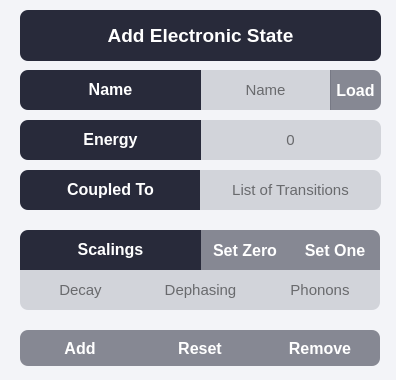
The window that add_electronic.ui (davidbauch/QDaCC-GUI) describes before a commit, drawn with Qt 5.
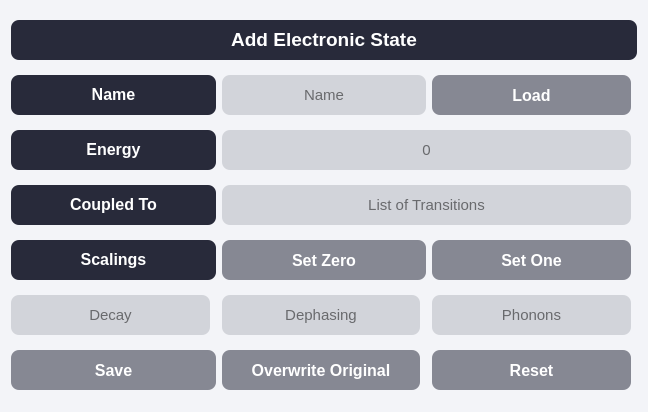
The same window after the commit.

Commit message: Added Layout, Added Loading and Saving

```diff
--- a/add_electronic.ui
+++ b/add_electronic.ui
@@ -6,8 +6,8 @@
    <rect>
     <x>0</x>
     <y>0</y>
-    <width>396</width>
-    <height>380</height>
+    <width>648</width>
+    <height>412</height>
    </rect>
   </property>
   <property name="windowTitle">
@@ -57,14 +57,54 @@
 QScrollBar::up-arrow:vertical, QScrollBar::down-arrow:vertical {background: none;}
 QScrollBar::add-page:vertical, QScrollBar::sub-page:vertical {background: none;}</string>
   </property>
+  <layout class="QGridLayout" name="gridLayout">
+   <item row="3" column="0" colspan="2">
+    <widget class="QLabel" name="label_11">
+     <property name="minimumSize">
+      <size>
+       <width>150</width>
+       <height>40</height>
+      </size>
+     </property>
+     <property name="text">
+      <string>&lt;html&gt;&lt;head/&gt;&lt;body&gt;&lt;p align=&quot;center&quot;&gt;&lt;span style=&quot; font-size:12pt; font-weight:700;&quot;&gt;Coupled To&lt;/span&gt;&lt;/p&gt;&lt;/body&gt;&lt;/html&gt;</string>
+     </property>
+    </widget>
+   </item>
+   <item row="5" column="0">
+    <widget class="QLineEdit" name="textinput_decay">
+     <property name="minimumSize">
+      <size>
+       <width>150</width>
+       <height>40</height>
+      </size>
+     </property>
+     <property name="font">
+      <font>
+       <pointsize>11</pointsize>
+      </font>
+     </property>
+     <property name="text">
+      <string/>
+     </property>
+     <property name="frame">
+      <bool>true</bool>
+     </property>
+     <property name="alignment">
+      <set>Qt::AlignCenter</set>
+     </property>
+     <property name="placeholderText">
+      <string>Decay</string>
+     </property>
+    </widget>
+   </item>
+   <item row="0" column="0" colspan="6">
   <widget class="QLabel" name="title">
-   <property name="geometry">
-    <rect>
-     <x>20</x>
-     <y>10</y>
-     <width>361</width>
-     <height>51</height>
-    </rect>
+     <property name="maximumSize">
+      <size>
+       <width>16777215</width>
+       <height>40</height>
+      </size>
    </property>
    <property name="frameShape">
     <enum>QFrame::NoFrame</enum>
@@ -76,207 +116,98 @@
     <string>&lt;html&gt;&lt;head/&gt;&lt;body&gt;&lt;p align=&quot;center&quot;&gt;&lt;span style=&quot; font-size:14pt; font-weight:700;&quot;&gt;Add Electronic State&lt;/span&gt;&lt;/p&gt;&lt;/body&gt;&lt;/html&gt;</string>
    </property>
   </widget>
-  <widget class="QLineEdit" name="textinput_name">
-   <property name="geometry">
-    <rect>
-     <x>200</x>
-     <y>70</y>
-     <width>131</width>
-     <height>40</height>
-    </rect>
-   </property>
-   <property name="font">
-    <font>
-     <pointsize>11</pointsize>
-    </font>
-   </property>
-   <property name="styleSheet">
-    <string notr="true">border-right-width: 0px; border-left-width: 0px; border-radius: 0px;</string>
-   </property>
-   <property name="text">
-    <string/>
-   </property>
-   <property name="frame">
-    <bool>true</bool>
-   </property>
-   <property name="alignment">
-    <set>Qt::AlignCenter</set>
-   </property>
-   <property name="placeholderText">
-    <string>Name</string>
-   </property>
-  </widget>
-  <widget class="QLabel" name="label_9">
-   <property name="geometry">
-    <rect>
-     <x>20</x>
-     <y>70</y>
-     <width>181</width>
-     <height>40</height>
-    </rect>
-   </property>
-   <property name="styleSheet">
-    <string notr="true">border-top-right-radius: 0px; border-bottom-right-radius: 0px; border-right-width: 0px;</string>
-   </property>
-   <property name="text">
-    <string>&lt;html&gt;&lt;head/&gt;&lt;body&gt;&lt;p align=&quot;center&quot;&gt;&lt;span style=&quot; font-size:12pt; font-weight:700;&quot;&gt;Name&lt;/span&gt;&lt;/p&gt;&lt;/body&gt;&lt;/html&gt;</string>
-   </property>
-  </widget>
-  <widget class="QLineEdit" name="textinput_energy">
-   <property name="geometry">
-    <rect>
-     <x>200</x>
-     <y>120</y>
-     <width>181</width>
-     <height>40</height>
-    </rect>
-   </property>
-   <property name="font">
-    <font>
-     <pointsize>11</pointsize>
-    </font>
-   </property>
-   <property name="styleSheet">
-    <string notr="true">border-top-left-radius: 0px; border-bottom-left-radius: 0px; border-left-width: 0px;</string>
-   </property>
-   <property name="text">
-    <string/>
-   </property>
-   <property name="frame">
-    <bool>true</bool>
-   </property>
-   <property name="alignment">
-    <set>Qt::AlignCenter</set>
-   </property>
-   <property name="placeholderText">
-    <string>0</string>
-   </property>
-  </widget>
-  <widget class="QLabel" name="label_10">
-   <property name="geometry">
-    <rect>
-     <x>20</x>
-     <y>120</y>
-     <width>181</width>
-     <height>40</height>
-    </rect>
-   </property>
-   <property name="styleSheet">
-    <string notr="true">border-top-right-radius: 0px; border-bottom-right-radius: 0px; border-right-width: 0px;</string>
-   </property>
-   <property name="text">
-    <string>&lt;html&gt;&lt;head/&gt;&lt;body&gt;&lt;p align=&quot;center&quot;&gt;&lt;span style=&quot; font-size:12pt; font-weight:700;&quot;&gt;Energy&lt;/span&gt;&lt;/p&gt;&lt;/body&gt;&lt;/html&gt;</string>
-   </property>
-  </widget>
-  <widget class="QLabel" name="label_11">
-   <property name="geometry">
-    <rect>
-     <x>20</x>
-     <y>170</y>
-     <width>181</width>
-     <height>40</height>
-    </rect>
-   </property>
-   <property name="styleSheet">
-    <string notr="true">border-top-right-radius: 0px; border-bottom-right-radius: 0px; border-right-width: 0px;</string>
-   </property>
-   <property name="text">
-    <string>&lt;html&gt;&lt;head/&gt;&lt;body&gt;&lt;p align=&quot;center&quot;&gt;&lt;span style=&quot; font-size:12pt; font-weight:700;&quot;&gt;Coupled To&lt;/span&gt;&lt;/p&gt;&lt;/body&gt;&lt;/html&gt;</string>
-   </property>
-  </widget>
-  <widget class="QLineEdit" name="textinput_transitions">
-   <property name="geometry">
-    <rect>
-     <x>200</x>
-     <y>170</y>
-     <width>181</width>
-     <height>40</height>
-    </rect>
-   </property>
-   <property name="font">
-    <font>
-     <pointsize>11</pointsize>
-    </font>
-   </property>
-   <property name="styleSheet">
-    <string notr="true">border-top-left-radius: 0px; border-bottom-left-radius: 0px; border-left-width: 0px;</string>
-   </property>
-   <property name="text">
-    <string/>
-   </property>
-   <property name="frame">
-    <bool>true</bool>
-   </property>
-   <property name="alignment">
-    <set>Qt::AlignCenter</set>
-   </property>
-   <property name="placeholderText">
-    <string>List of Transitions</string>
-   </property>
-  </widget>
+   </item>
+   <item row="4" column="0" colspan="2">
   <widget class="QLabel" name="label_12">
-   <property name="geometry">
-    <rect>
-     <x>20</x>
-     <y>230</y>
-     <width>181</width>
+     <property name="minimumSize">
+      <size>
+       <width>150</width>
      <height>40</height>
-    </rect>
-   </property>
-   <property name="styleSheet">
-    <string notr="true">border-top-right-radius: 0px; border-bottom-right-radius: 0px; border-right-width: 0px; border-bottom-left-radius: 0px; border-bottom-width: 0px</string>
+      </size>
    </property>
    <property name="text">
     <string>&lt;html&gt;&lt;head/&gt;&lt;body&gt;&lt;p align=&quot;center&quot;&gt;&lt;span style=&quot; font-size:12pt; font-weight:700;&quot;&gt;Scalings&lt;/span&gt;&lt;/p&gt;&lt;/body&gt;&lt;/html&gt;</string>
    </property>
   </widget>
-  <widget class="QLineEdit" name="textinput_phonons">
-   <property name="geometry">
-    <rect>
-     <x>260</x>
-     <y>270</y>
-     <width>120</width>
+   </item>
+   <item row="8" column="0" colspan="2">
+    <widget class="QPushButton" name="button_confirm">
+     <property name="minimumSize">
+      <size>
+       <width>150</width>
      <height>40</height>
-    </rect>
-   </property>
-   <property name="font">
-    <font>
-     <pointsize>11</pointsize>
-    </font>
-   </property>
-   <property name="styleSheet">
-    <string notr="true">border-top-left-radius: 0px; border-bottom-left-radius: 0px; border-left-width: 0px; border-top-right-radius: 0px;</string>
+      </size>
+     </property>
+     <property name="text">
+      <string>Save</string>
+     </property>
+    </widget>
+   </item>
+   <item row="2" column="0" colspan="2">
+    <widget class="QLabel" name="label_10">
+     <property name="minimumSize">
+      <size>
+       <width>150</width>
+       <height>40</height>
+      </size>
    </property>
    <property name="text">
-    <string/>
-   </property>
-   <property name="frame">
-    <bool>true</bool>
-   </property>
-   <property name="alignment">
-    <set>Qt::AlignCenter</set>
-   </property>
-   <property name="placeholderText">
-    <string>Phonons</string>
-   </property>
-  </widget>
+      <string>&lt;html&gt;&lt;head/&gt;&lt;body&gt;&lt;p align=&quot;center&quot;&gt;&lt;span style=&quot; font-size:12pt; font-weight:700;&quot;&gt;Energy&lt;/span&gt;&lt;/p&gt;&lt;/body&gt;&lt;/html&gt;</string>
+     </property>
+    </widget>
+   </item>
+   <item row="1" column="0" colspan="2">
+    <widget class="QLabel" name="label_9">
+     <property name="minimumSize">
+      <size>
+       <width>150</width>
+       <height>40</height>
+      </size>
+     </property>
+     <property name="text">
+      <string>&lt;html&gt;&lt;head/&gt;&lt;body&gt;&lt;p align=&quot;center&quot;&gt;&lt;span style=&quot; font-size:12pt; font-weight:700;&quot;&gt;Name&lt;/span&gt;&lt;/p&gt;&lt;/body&gt;&lt;/html&gt;</string>
+     </property>
+    </widget>
+   </item>
+   <item row="4" column="2" colspan="2">
+    <widget class="QPushButton" name="button_setzero">
+     <property name="minimumSize">
+      <size>
+       <width>150</width>
+       <height>40</height>
+      </size>
+     </property>
+     <property name="text">
+      <string>Set Zero</string>
+     </property>
+    </widget>
+   </item>
+   <item row="8" column="2">
+    <widget class="QPushButton" name="button_confirm_replace">
+     <property name="minimumSize">
+      <size>
+       <width>150</width>
+       <height>40</height>
+      </size>
+     </property>
+     <property name="text">
+      <string>Overwrite Original</string>
+     </property>
+    </widget>
+   </item>
+   <item row="5" column="2">
   <widget class="QLineEdit" name="textinput_dephasing">
-   <property name="geometry">
-    <rect>
-     <x>140</x>
-     <y>270</y>
-     <width>121</width>
+     <property name="minimumSize">
+      <size>
+       <width>150</width>
      <height>40</height>
-    </rect>
+      </size>
    </property>
    <property name="font">
     <font>
      <pointsize>11</pointsize>
     </font>
    </property>
-   <property name="styleSheet">
-    <string notr="true">border-right-width: 0px; border-left-width: 0px; border-radius: 0px;</string>
-   </property>
    <property name="text">
     <string/>
    </property>
@@ -290,23 +221,20 @@
     <string>Dephasing</string>
    </property>
   </widget>
-  <widget class="QLineEdit" name="textinput_decay">
-   <property name="geometry">
-    <rect>
-     <x>20</x>
-     <y>270</y>
-     <width>121</width>
+   </item>
+   <item row="5" column="4">
+    <widget class="QLineEdit" name="textinput_phonons">
+     <property name="minimumSize">
+      <size>
+       <width>150</width>
      <height>40</height>
-    </rect>
+      </size>
    </property>
    <property name="font">
     <font>
      <pointsize>11</pointsize>
     </font>
    </property>
-   <property name="styleSheet">
-    <string notr="true">border-top-right-radius: 0px; border-bottom-right-radius: 0px; border-right-width: 0px; border-top-left-radius: 0px;</string>
-   </property>
    <property name="text">
     <string/>
    </property>
@@ -317,108 +245,134 @@
     <set>Qt::AlignCenter</set>
    </property>
    <property name="placeholderText">
-    <string>Decay</string>
-   </property>
-  </widget>
-  <widget class="QPushButton" name="button_reset">
-   <property name="geometry">
-    <rect>
-     <x>140</x>
-     <y>330</y>
-     <width>120</width>
-     <height>36</height>
-    </rect>
-   </property>
-   <property name="styleSheet">
-    <string notr="true">border-right-width: 0px; border-left-width: 0px; border-radius: 0px;</string>
-   </property>
-   <property name="text">
-    <string>Reset</string>
-   </property>
-  </widget>
-  <widget class="QPushButton" name="button_confirm">
-   <property name="geometry">
-    <rect>
-     <x>20</x>
-     <y>330</y>
-     <width>120</width>
-     <height>36</height>
-    </rect>
-   </property>
-   <property name="styleSheet">
-    <string notr="true">border-top-right-radius: 0px; border-bottom-right-radius: 0px; border-right-width: 0px;</string>
-   </property>
-   <property name="text">
-    <string>Add</string>
-   </property>
-  </widget>
+      <string>Phonons</string>
+     </property>
+    </widget>
+   </item>
+   <item row="4" column="4">
   <widget class="QPushButton" name="button_setone">
-   <property name="geometry">
-    <rect>
-     <x>290</x>
-     <y>230</y>
-     <width>90</width>
+     <property name="minimumSize">
+      <size>
+       <width>150</width>
      <height>40</height>
-    </rect>
-   </property>
-   <property name="styleSheet">
-    <string notr="true">border-top-left-radius: 0px; border-bottom-left-radius: 0px; border-left-width: 0px; border-bottom-right-radius: 0px; border-bottom-width: 0px;</string>
+      </size>
    </property>
    <property name="text">
     <string>Set One</string>
    </property>
   </widget>
-  <widget class="QPushButton" name="button_remove">
-   <property name="geometry">
-    <rect>
-     <x>260</x>
-     <y>330</y>
-     <width>120</width>
-     <height>36</height>
-    </rect>
-   </property>
-   <property name="styleSheet">
-    <string notr="true">border-top-left-radius: 0px; border-bottom-left-radius: 0px; border-left-width: 0px;</string>
-   </property>
+   </item>
+   <item row="8" column="4">
+    <widget class="QPushButton" name="button_reset">
+     <property name="minimumSize">
+      <size>
+       <width>150</width>
+       <height>40</height>
+      </size>
+     </property>
+     <property name="text">
+      <string>Reset</string>
+     </property>
+    </widget>
+   </item>
+   <item row="3" column="2" colspan="3">
+    <widget class="QLineEdit" name="textinput_transitions">
+     <property name="minimumSize">
+      <size>
+       <width>150</width>
+       <height>40</height>
+      </size>
+     </property>
+     <property name="font">
+      <font>
+       <pointsize>11</pointsize>
+      </font>
+     </property>
    <property name="text">
-    <string>Remove</string>
-   </property>
-  </widget>
+      <string/>
+     </property>
+     <property name="frame">
+      <bool>true</bool>
+     </property>
+     <property name="alignment">
+      <set>Qt::AlignCenter</set>
+     </property>
+     <property name="placeholderText">
+      <string>List of Transitions</string>
+     </property>
+    </widget>
+   </item>
+   <item row="1" column="2" colspan="2">
+    <widget class="QLineEdit" name="textinput_name">
+     <property name="minimumSize">
+      <size>
+       <width>150</width>
+       <height>40</height>
+      </size>
+     </property>
+     <property name="font">
+      <font>
+       <pointsize>11</pointsize>
+      </font>
+     </property>
+     <property name="text">
+      <string/>
+     </property>
+     <property name="frame">
+      <bool>true</bool>
+     </property>
+     <property name="alignment">
+      <set>Qt::AlignCenter</set>
+     </property>
+     <property name="placeholderText">
+      <string>Name</string>
+     </property>
+    </widget>
+   </item>
+   <item row="2" column="2" colspan="3">
+    <widget class="QLineEdit" name="textinput_energy">
+     <property name="minimumSize">
+      <size>
+       <width>150</width>
+       <height>40</height>
+      </size>
+     </property>
+     <property name="font">
+      <font>
+       <pointsize>11</pointsize>
+      </font>
+     </property>
+     <property name="text">
+      <string/>
+     </property>
+     <property name="frame">
+      <bool>true</bool>
+     </property>
+     <property name="alignment">
+      <set>Qt::AlignCenter</set>
+     </property>
+     <property name="placeholderText">
+      <string>0</string>
+     </property>
+    </widget>
+   </item>
+   <item row="1" column="4">
   <widget class="QPushButton" name="button_load">
-   <property name="geometry">
-    <rect>
-     <x>330</x>
-     <y>70</y>
-     <width>51</width>
+     <property name="minimumSize">
+      <size>
+       <width>150</width>
      <height>40</height>
-    </rect>
+      </size>
    </property>
    <property name="toolTip">
     <string>Load an existing Level and overwrite it's properties.</string>
    </property>
-   <property name="styleSheet">
-    <string notr="true">border-top-left-radius: 0px; border-bottom-left-radius: 0px; border-left-width: 0px;</string>
-   </property>
    <property name="text">
     <string>Load</string>
    </property>
   </widget>
-  <widget class="QPushButton" name="button_setzero">
-   <property name="geometry">
-    <rect>
-     <x>200</x>
-     <y>230</y>
-     <width>90</width>
-     <height>40</height>
-    </rect>
-   </property>
-   <property name="styleSheet">
-    <string notr="true">border-radius: 0;</string>
-   </property>
-   <property name="text">
-    <string>Set Zero</string>
-   </property>
-  </widget>
+   </item>
+  </layout>
   <zorder>label_12</zorder>
   <zorder>title</zorder>
   <zorder>textinput_name</zorder>
```
Left out of the diff: 10 changed lines with no effect on the pictures. Lines whose indentation alone changed are shown as unchanged. The commit also changes 20 other files.
